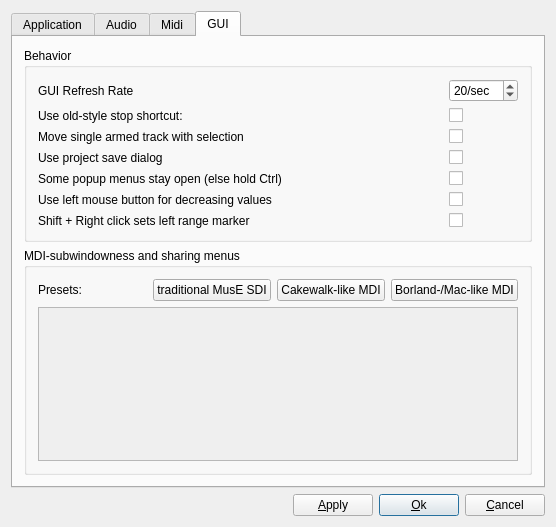
The window that muse/widgets/gensetbase.ui (nengxu/lmuse) describes before a commit, drawn with Qt 5.
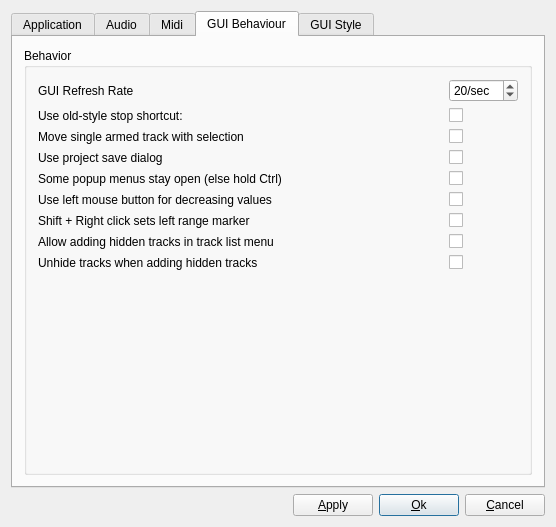
The same window after the commit. The open tabs and pages were chosen to show the change.

Commit message: add/hide track changes

The edit to the form file:
```diff
--- a/muse/widgets/gensetbase.ui
+++ b/muse/widgets/gensetbase.ui
@@ -1223,7 +1223,7 @@
      </widget>
      <widget class="QWidget" name="tab3">
       <attribute name="title">
-       <string>GUI</string>
+       <string>GUI Behaviour</string>
       </attribute>
       <layout class="QVBoxLayout" name="verticalLayout_3">
        <property name="spacing">
@@ -1406,10 +1406,58 @@
             </property>
            </widget>
           </item>
+          <item row="9" column="0">
+           <spacer name="verticalSpacer_2">
+            <property name="orientation">
+             <enum>Qt::Vertical</enum>
+            </property>
+            <property name="sizeHint" stdset="0">
+             <size>
+              <width>20</width>
+              <height>40</height>
+             </size>
+            </property>
+           </spacer>
+          </item>
+          <item row="7" column="1">
+           <widget class="QCheckBox" name="addHiddenCheckBox">
+            <property name="text">
+             <string/>
+            </property>
+           </widget>
+          </item>
+          <item row="7" column="0">
+           <widget class="QLabel" name="label_4">
+            <property name="text">
+             <string>Allow adding hidden tracks in track list menu</string>
+            </property>
+           </widget>
+          </item>
+          <item row="8" column="0">
+           <widget class="QLabel" name="label_5">
+            <property name="text">
+             <string>Unhide tracks when adding hidden tracks</string>
+            </property>
+           </widget>
+          </item>
+          <item row="8" column="1">
+           <widget class="QCheckBox" name="unhideTracksCheckBox">
+            <property name="text">
+             <string/>
+            </property>
+           </widget>
+          </item>
          </layout>
         </widget>
        </item>
-       <item>
+      </layout>
+     </widget>
+     <widget class="QWidget" name="tab_2">
+      <attribute name="title">
+       <string>GUI Style</string>
+      </attribute>
+      <layout class="QGridLayout" name="gridLayoutTab2">
+       <item row="0" column="0">
         <widget class="QGroupBox" name="groupBox_2">
          <property name="title">
           <string>MDI-subwindowness and sharing menus</string>
```
Left out of the diff: 12 changed lines with no effect on the pictures. The commit also changes 14 other files.
